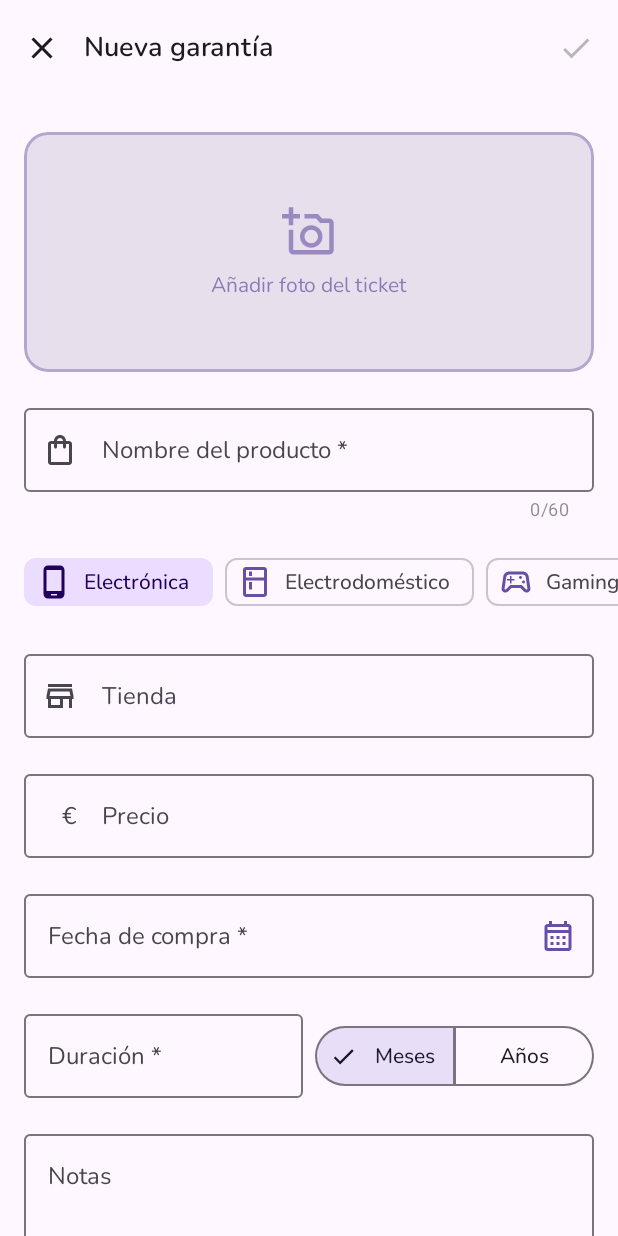
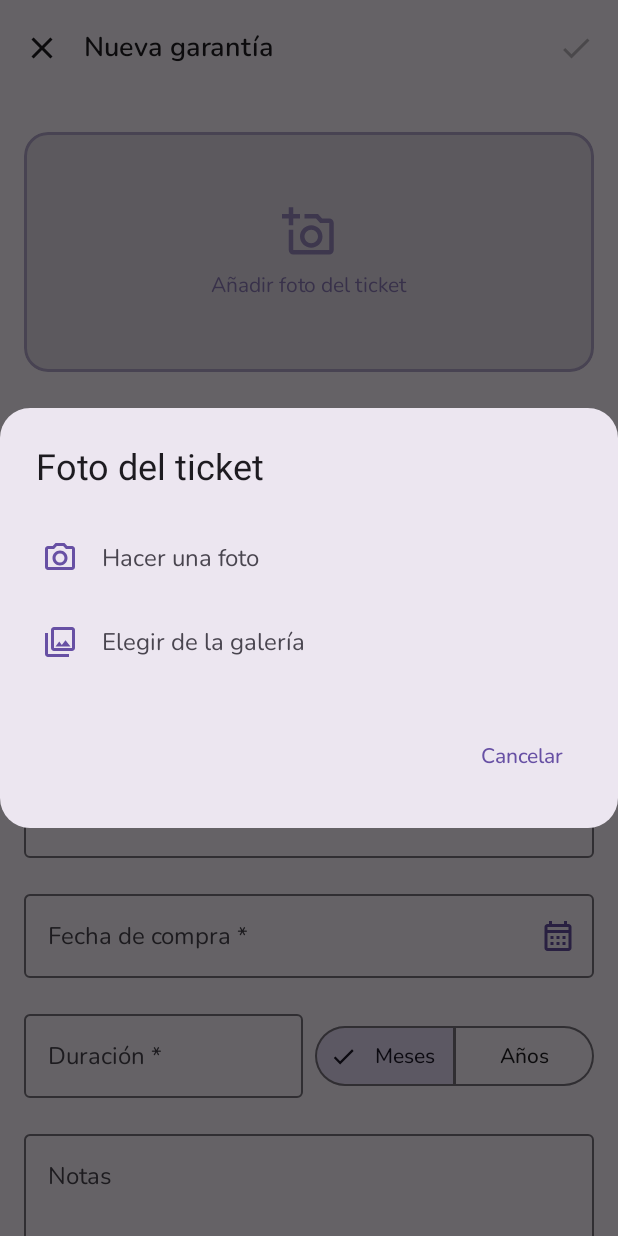
Before and after one commit to MiguelAMialdeaDev/warrantyvault, an Android app built with Jetpack Compose: the AddEditScreen screen opened through its navigation route, after a tap on "Añadir foto del ticket", on a phone screen of 412 x 824 dp. Run offline under Robolectric (Android 15) with nearby library versions, the phone set to English and light mode, and no system bars; our stand-ins replace Room's generated code; libraries missing offline, so code that uses them is left out: com.android.billingclient; pictures from the network do not load; 24 statements that could not run were skipped.

Commit message:
feat(addedit): take the receipt photo with the camera
The receipt could only be picked from the gallery, so adding a warranty
with the ticket in hand meant leaving the app, taking the photo and
coming back to find it. Tapping the photo box now offers "Take a photo"
first and "Choose from gallery" second.

It uses the system camera app through ACTION_IMAGE_CAPTURE, so the app
still asks for no camera permission. The camera writes to a temporary
file in the cache, shared through the existing FileProvider, which is
then copied with the same checks as a gallery photo and deleted. The
temporary path survives process death, which the camera can cause.

```diff
--- a/feature/addedit/build.gradle.kts
+++ b/feature/addedit/build.gradle.kts
@@ -33,5 +33,6 @@ dependencies {
     implementation("io.insert-koin:koin-androidx-compose:3.5.6")
     implementation("org.jetbrains.kotlinx:kotlinx-coroutines-android:1.8.0")
     implementation("io.coil-kt:coil-compose:2.6.0")
+    implementation("androidx.core:core-ktx:1.13.1")
     implementation("androidx.activity:activity-compose:1.9.0")
 }
--- a/feature/addedit/src/main/java/com/miguelcode/warrantyvault/feature/addedit/AddEditScreen.kt
+++ b/feature/addedit/src/main/java/com/miguelcode/warrantyvault/feature/addedit/AddEditScreen.kt
@@ -41,7 +41,15 @@ import androidx.activity.result.contract.ActivityResultContracts
 import androidx.compose.runtime.Composable
 import androidx.compose.runtime.LaunchedEffect
 import androidx.compose.runtime.getValue
+import androidx.compose.runtime.mutableStateOf
 import androidx.compose.runtime.remember
+import androidx.compose.runtime.rememberCoroutineScope
+import androidx.compose.runtime.saveable.rememberSaveable
+import androidx.compose.runtime.setValue
+import android.content.ActivityNotFoundException
+import java.io.File
+import kotlinx.coroutines.launch
+import com.miguelcode.warrantyvault.feature.addedit.components.PhotoSourceDialog
 import androidx.compose.ui.Modifier
 import androidx.compose.ui.platform.LocalContext
 import androidx.compose.ui.platform.LocalFocusManager
@@ -99,6 +107,58 @@ fun AddEditScreen(
         uri?.let { viewModel.onPhotoPicked(it) { source -> PhotoStorage.copyToInternal(appContext, source) } }
     }
 
+    // Foto con la cámara del sistema. El ticket suele estar en la mano al dar de alta
+    // la garantía, y antes había que salir, hacer la foto y buscarla en la galería.
+    // Va a un fichero temporal de la caché que después se copia como cualquier otra
+    // foto elegida. La ruta se guarda en rememberSaveable porque la cámara puede hacer
+    // que el sistema mate nuestro proceso mientras está abierta.
+    val snackbarHostState = remember { SnackbarHostState() }
+    val scope = rememberCoroutineScope()
+    var pendingCapturePath by rememberSaveable { mutableStateOf<String?>(null) }
+    val takePictureLauncher = rememberLauncherForActivityResult(
+        contract = ActivityResultContracts.TakePicture()
+    ) { saved ->
+        val capture = pendingCapturePath?.let(::File)
+        pendingCapturePath = null
+        if (capture == null) return@rememberLauncherForActivityResult
+        if (!saved) {
+            capture.delete()
+            return@rememberLauncherForActivityResult
+        }
+        viewModel.onPhotoPicked(PhotoStorage.captureUri(appContext, capture)) { source ->
+            PhotoStorage.copyToInternal(appContext, source).also { capture.delete() }
+        }
+    }
+    var showPhotoSourceDialog by rememberSaveable { mutableStateOf(false) }
+    val cameraUnavailableMessage = stringResource(R.string.addedit_photo_camera_unavailable)
+    val launchCamera: () -> Unit = {
+        val capture = PhotoStorage.newCaptureFile(appContext)
+        pendingCapturePath = capture.absolutePath
+        try {
+            takePictureLauncher.launch(PhotoStorage.captureUri(appContext, capture))
+        } catch (_: ActivityNotFoundException) {
+            // Móvil sin app de cámara (o deshabilitada): queda la galería.
+            pendingCapturePath = null
+            capture.delete()
+            scope.launch { snackbarHostState.showSnackbar(cameraUnavailableMessage) }
+        }
+    }
+    if (showPhotoSourceDialog) {
+        PhotoSourceDialog(
+            onCamera = {
+                showPhotoSourceDialog = false
+                launchCamera()
+            },
+            onGallery = {
+                showPhotoSourceDialog = false
+                photoPickerLauncher.launch(
+                    PickVisualMediaRequest(ActivityResultContracts.PickVisualMedia.ImageOnly)
+                )
+            },
+            onDismiss = { showPhotoSourceDialog = false }
+        )
+    }
+
     LaunchedEffect(state.isSaved) {
         if (state.isSaved) onNavigateBack()
     }
@@ -110,7 +170,6 @@ fun AddEditScreen(
     // Sin esto, un guardado fallido era invisible: el ViewModel dejaba el error en el
     // estado, la pantalla no lo leía, y el usuario veía que el botón simplemente no hacía
     // nada. `formError` es localizable (límite premium) y `error` viene del use case.
-    val snackbarHostState = remember { SnackbarHostState() }
 
     // El string se resuelve en composición (localized() es @Composable) y el efecto solo
     // lo muestra, que es lo que permite reutilizar el mapeo ya existente arriba.
@@ -179,11 +238,7 @@ fun AddEditScreen(
             PhotoPickerBox(
                 photoPath = state.receiptPhotoPath,
                 isLoading = state.isPhotoLoading,
-                onClick = {
-                    photoPickerLauncher.launch(
-                        PickVisualMediaRequest(ActivityResultContracts.PickVisualMedia.ImageOnly)
-                    )
-                }
+                onClick = { showPhotoSourceDialog = true }
             )
 
             // Product name
--- /dev/null
+++ b/feature/addedit/src/main/java/com/miguelcode/warrantyvault/feature/addedit/components/PhotoSourceDialog.kt
@@ -0,0 +1,65 @@
+package com.miguelcode.warrantyvault.feature.addedit.components
+
+import androidx.compose.foundation.clickable
+import androidx.compose.foundation.layout.Column
+import androidx.compose.foundation.layout.Row
+import androidx.compose.foundation.layout.Spacer
+import androidx.compose.foundation.layout.fillMaxWidth
+import androidx.compose.foundation.layout.heightIn
+import androidx.compose.foundation.layout.padding
+import androidx.compose.foundation.layout.width
+import androidx.compose.material.icons.Icons
+import androidx.compose.material.icons.outlined.PhotoCamera
+import androidx.compose.material.icons.outlined.PhotoLibrary
+import androidx.compose.material3.AlertDialog
+import androidx.compose.material3.Icon
+import androidx.compose.material3.MaterialTheme
+import androidx.compose.material3.Text
+import androidx.compose.material3.TextButton
+import androidx.compose.runtime.Composable
+import androidx.compose.ui.Alignment
+import androidx.compose.ui.Modifier
+import androidx.compose.ui.graphics.vector.ImageVector
+import androidx.compose.ui.res.stringResource
+import androidx.compose.ui.semantics.Role
+import androidx.compose.ui.unit.dp
+import com.miguelcode.warrantyvault.feature.addedit.R
+
+/** Elegir de dónde sale la foto del ticket: cámara (primero, es lo habitual) o galería. */
+@Composable
+fun PhotoSourceDialog(
+    onCamera: () -> Unit,
+    onGallery: () -> Unit,
+    onDismiss: () -> Unit
+) {
+    AlertDialog(
+        onDismissRequest = onDismiss,
+        title = { Text(stringResource(R.string.addedit_photo_source_title)) },
+        text = {
+            Column {
+                SourceRow(Icons.Outlined.PhotoCamera, stringResource(R.string.addedit_photo_source_camera), onCamera)
+                SourceRow(Icons.Outlined.PhotoLibrary, stringResource(R.string.addedit_photo_source_gallery), onGallery)
+            }
+        },
+        confirmButton = {},
+        dismissButton = {
+            TextButton(onClick = onDismiss) { Text(stringResource(R.string.addedit_photo_source_cancel)) }
+        }
+    )
+}
+
+@Composable
+private fun SourceRow(icon: ImageVector, label: String, onClick: () -> Unit) {
+    Row(
+        modifier = Modifier
+            .fillMaxWidth()
+            .heightIn(min = 56.dp)
+            .clickable(role = Role.Button, onClick = onClick)
+            .padding(horizontal = 4.dp),
+        verticalAlignment = Alignment.CenterVertically
+    ) {
+        Icon(icon, contentDescription = null, tint = MaterialTheme.colorScheme.primary)
+        Spacer(Modifier.width(16.dp))
+        Text(label, style = MaterialTheme.typography.bodyLarge)
+    }
+}
--- a/feature/addedit/src/main/res/values/strings.xml
+++ b/feature/addedit/src/main/res/values/strings.xml
@@ -25,6 +25,11 @@
     <string name="addedit_photo_ticket">Foto del ticket</string>
     <string name="addedit_photo_add">Añadir foto</string>
     <string name="addedit_photo_add_label">Añadir foto del ticket</string>
+    <string name="addedit_photo_source_title">Foto del ticket</string>
+    <string name="addedit_photo_source_camera">Hacer una foto</string>
+    <string name="addedit_photo_source_gallery">Elegir de la galería</string>
+    <string name="addedit_photo_source_cancel">Cancelar</string>
+    <string name="addedit_photo_camera_unavailable">No hay ninguna app de cámara disponible. Elige la foto de la galería.</string>
 
     <string name="addedit_error_max_months">Máximo 600 meses</string>
     <string name="addedit_error_max_years">Máximo 50 años</string>
```
Also changed, not shown: app/src/main/res/xml/file_paths.xml (+6 -3 lines), feature/addedit/src/main/java/com/miguelcode/warrantyvault/feature/addedit/PhotoStorage.kt (+18 -0 lines), 1 other file.
